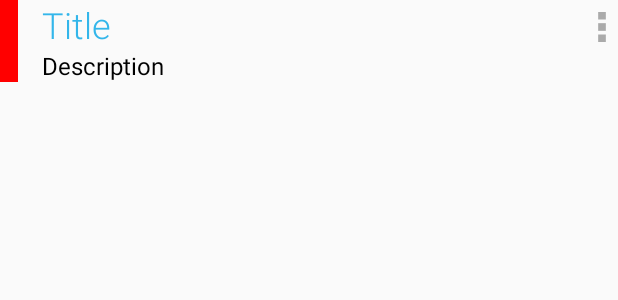
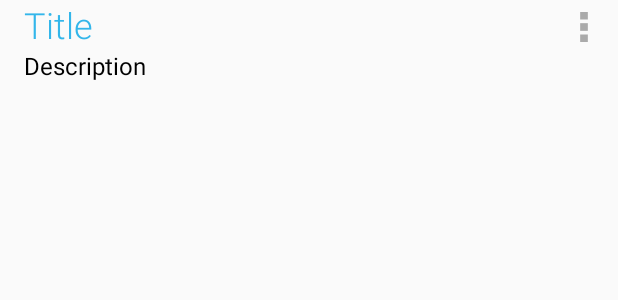
Before and after one commit to ehsanmasdar/Geofence, an Android app: the layout card_play.xml on its own in the app's theme, with its tools: preview values and no code run, on a phone screen of 412 x 824 dp. Shown: the top 300 px of the screen. Run offline under Robolectric (Android 15) with nearby library versions, the phone set to English and light mode, and no system bars.

Commit message:
Remove color stripe from cards, fix display issue when adding actions.

```diff
--- a/Geofence/src/main/java/com/asdar/geofence/HomeFragment.java
+++ b/Geofence/src/main/java/com/asdar/geofence/HomeFragment.java
@@ -51,7 +51,7 @@ public class HomeFragment extends Fragment {
                     description += (action.listText()  + "\n");
                     drawableicons.add(action.getIcon());
                 }
-                cardView.addCard(new MyPlayCard(title,description,"#FF8C00","#bebebe",false,false,drawableicons,getActivity()));
+                cardView.addCard(new MyPlayCard(title,description,/*stripe removed, so color does not mater */"#FF8C00","#bebebe",false,false,drawableicons,getActivity()));
             }
             cardView.refresh();
 	}
--- a/Geofence/src/main/java/com/asdar/geofence/MyPlayCard.java
+++ b/Geofence/src/main/java/com/asdar/geofence/MyPlayCard.java
@@ -38,8 +38,6 @@ public class MyPlayCard extends RecyclableCard {
                 .parseColor(titleColor));
         ((TextView) convertView.findViewById(R.id.description))
                 .setText(description);
-        ((ImageView) convertView.findViewById(R.id.stripe))
-                .setBackgroundColor(Color.parseColor(color));
         LinearLayout titlelayout = (LinearLayout)convertView.findViewById(R.id.titleLayout);
         for (Integer i : icons){
             ImageView img = new ImageView(context);
--- a/Geofence/src/main/res/layout/card_play.xml
+++ b/Geofence/src/main/res/layout/card_play.xml
@@ -11,16 +11,6 @@
         android:orientation="horizontal"
         android:weightSum="100" >
 
-        <ImageView
-            android:id="@+id/stripe"
-            android:layout_width="0dip"
-            android:layout_height="match_parent"
-            android:layout_weight="3"
-            android:adjustViewBounds="true"
-            android:background="@color/Red"
-            android:baselineAlignBottom="true"
-            android:contentDescription="@string/color_stripe"
-            android:scaleType="centerCrop" />
 
         <LinearLayout
             android:id="@+id/contentLayout"
```
Also changed, not shown: Geofence/src/main/java/com/asdar/geofence/AddGeofences.java (+16 -11 lines).
